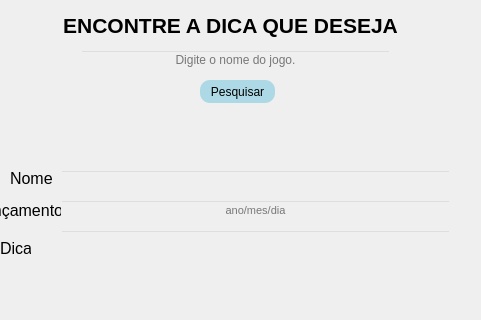
Before: the Qt Designer form telas/pesquisa_dica.ui in JorgeLuis8/Trabalho-POO-II, drawn with Qt 5; both pictures show x 210 to 691 and y 0 to 320 of the 800 by 600 pixel window.
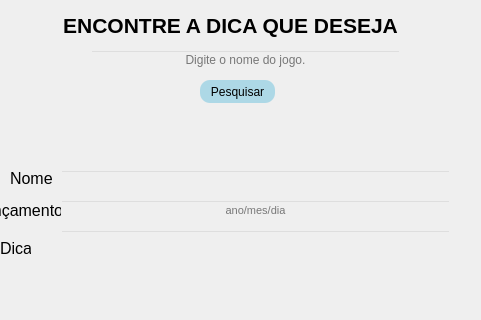
After: the same form once the commit is applied.

```diff
--- a/telas/pesquisa_dica.ui
+++ b/telas/pesquisa_dica.ui
@@ -192,7 +192,7 @@
    <widget class="QLineEdit" name="lineEdit">
     <property name="geometry">
      <rect>
-      <x>290</x>
+      <x>300</x>
       <y>50</y>
       <width>311</width>
       <height>20</height>
```
